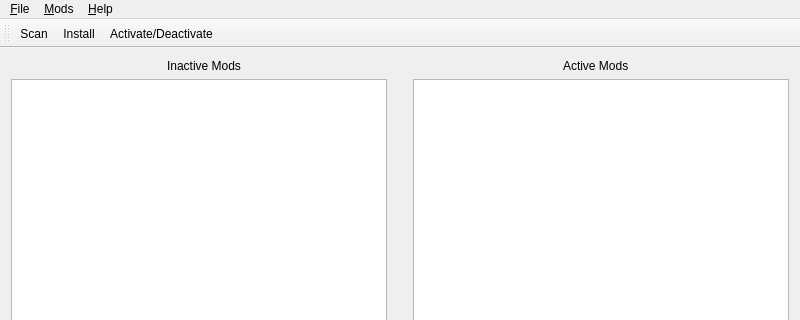
Before: the Qt Designer form ss2mm.ui in zeebok/SS2MM, drawn with Qt 5; both pictures show x 0 to 800 and y 0 to 320 of the 800 by 600 pixel window.
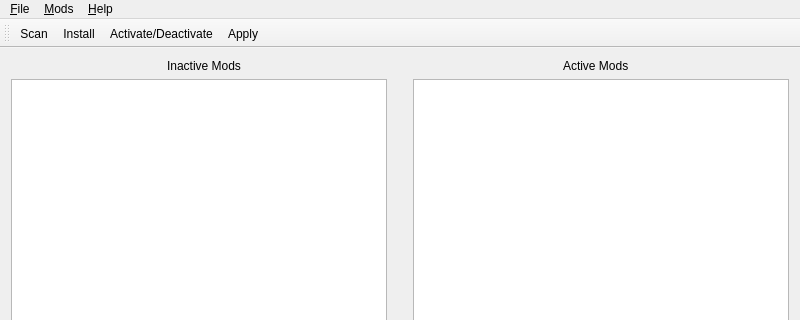
After: the same form once the commit is applied.

```diff
--- a/ss2mm.ui
+++ b/ss2mm.ui
@@ -134,6 +134,7 @@
    <addaction name="action_Scan"/>
    <addaction name="action_Install"/>
    <addaction name="action_Activate_Deactivate"/>
+   <addaction name="action_Apply"/>
   </widget>
   <widget class="QStatusBar" name="statusBar">
    <property name="mouseTracking">
@@ -182,6 +183,11 @@
     <string>&amp;Help</string>
    </property>
   </action>
+  <action name="action_Apply">
+   <property name="text">
+    <string>&amp;Apply</string>
+   </property>
+  </action>
  </widget>
  <layoutdefault spacing="6" margin="11"/>
  <resources/>
```
Left out of the diff: 27 changed lines with no effect on the pictures.
